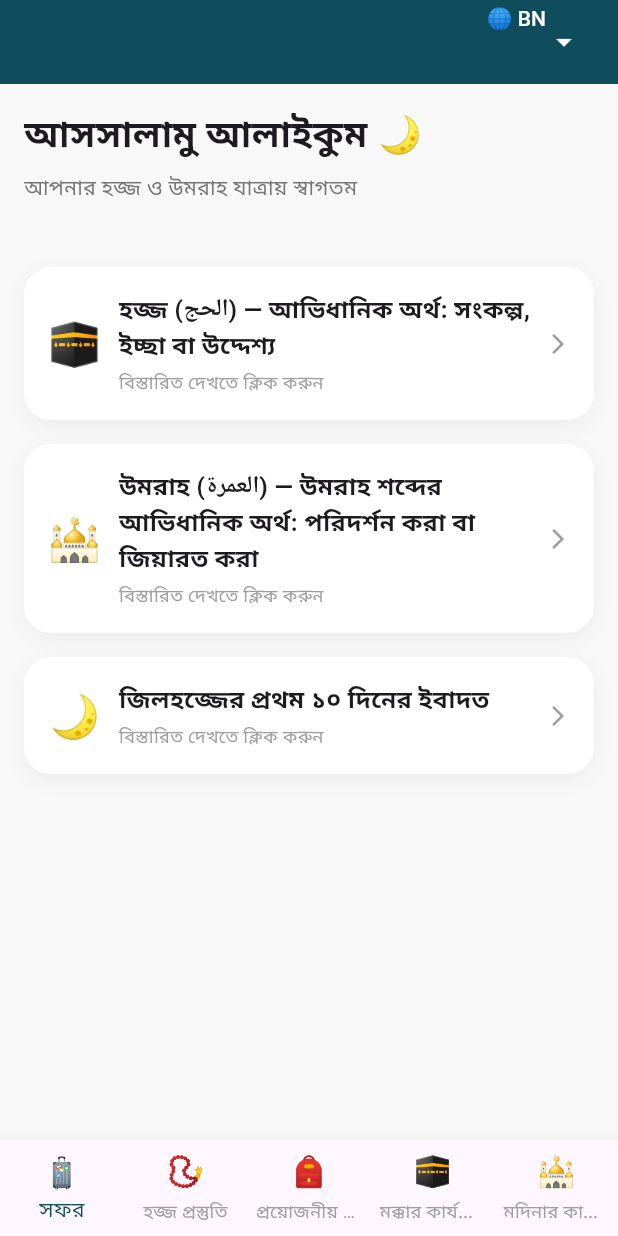
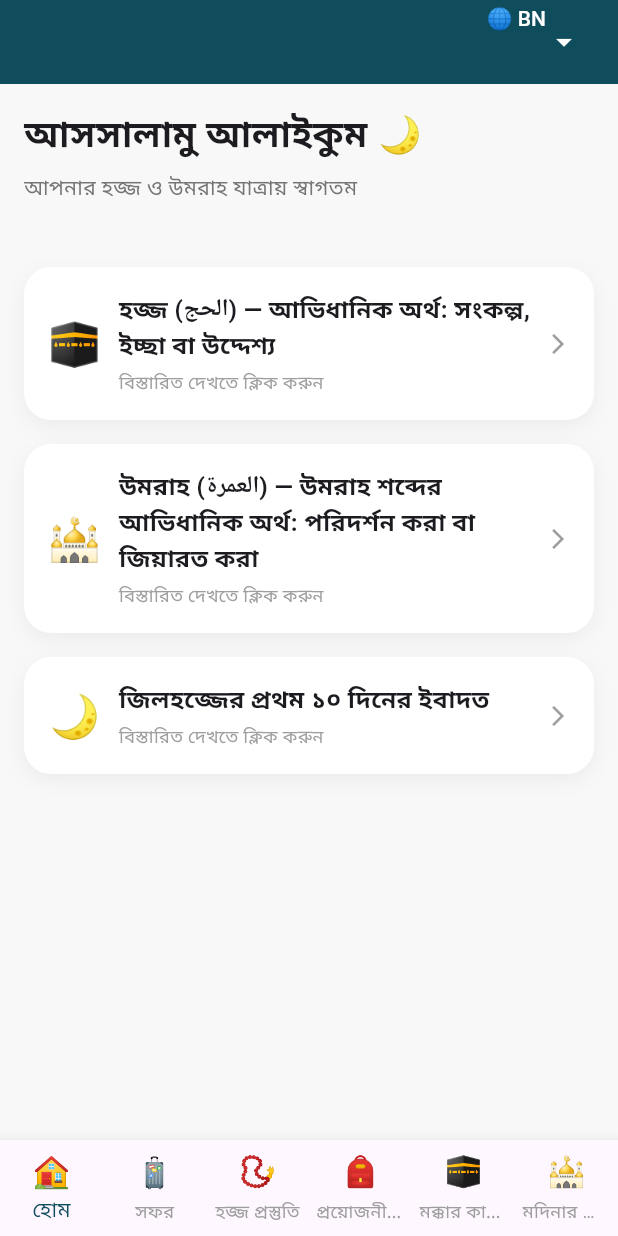
Before and after one commit to muhsinashoma/hajj_app, a Flutter app: the screen it shows after launch, on a phone screen of 412 x 824 dp. Run offline on Flutter 3.47's test engine with Material 3 defaults, Android fonts, the phone set to English and light mode, and no system bars; our stand-ins replace dio, flutter_bloc.

Commit message:
Add AppPages.home as the home page index in menu_data.dart

```diff
--- a/lib/features/hajj/data/data_sources/menu_data.dart
+++ b/lib/features/hajj/data/data_sources/menu_data.dart
@@ -3,8 +3,6 @@
 // 📊 3. STATIC DATA (FOR NOW)
 
 // 📍 features/hajj/data/data_sources/menu_data.dart
-
-
 
 // lib/features/hajj/data/data_sources/menu_data.dart
 
@@ -41,6 +39,13 @@ class MenuData {
 
   // BOTTOM MENU
   static List<MenuItemModel> bottomMenu = [
+    MenuItemModel(
+      titleEn: "Home",
+      titleBn: "হোম",
+      titleAr: "الرئيسية",
+      icon: "🏠",
+      pageIndex: AppPages.home, // NEW — first tab
+    ),
     MenuItemModel(
       titleEn: "Safar",
       titleBn: "সফর",
```
Also changed, not shown: lib/core/constants/app_strings.dart (+0 -10 lines), lib/core/constants/hajj_day_content.dart (+0 -91 lines), lib/features/hajj/presentation/widgets/app_bottom_nav.dart (+0 -46 lines).
